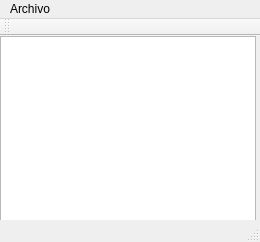
The window that photoeditor.ui (Suryavf/PhotoEditor) describes before a commit, drawn with Qt 5.
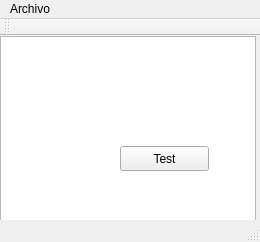
The same window after the commit.

What changed in the file:
```diff
--- a/photoeditor.ui
+++ b/photoeditor.ui
@@ -24,6 +24,19 @@
      </rect>
     </property>
    </widget>
+   <widget class="QPushButton" name="pushButton">
+    <property name="geometry">
+     <rect>
+      <x>120</x>
+      <y>110</y>
+      <width>89</width>
+      <height>25</height>
+     </rect>
+    </property>
+    <property name="text">
+     <string>Test</string>
+    </property>
+   </widget>
   </widget>
   <widget class="QMenuBar" name="menuBar">
    <property name="geometry">
```
